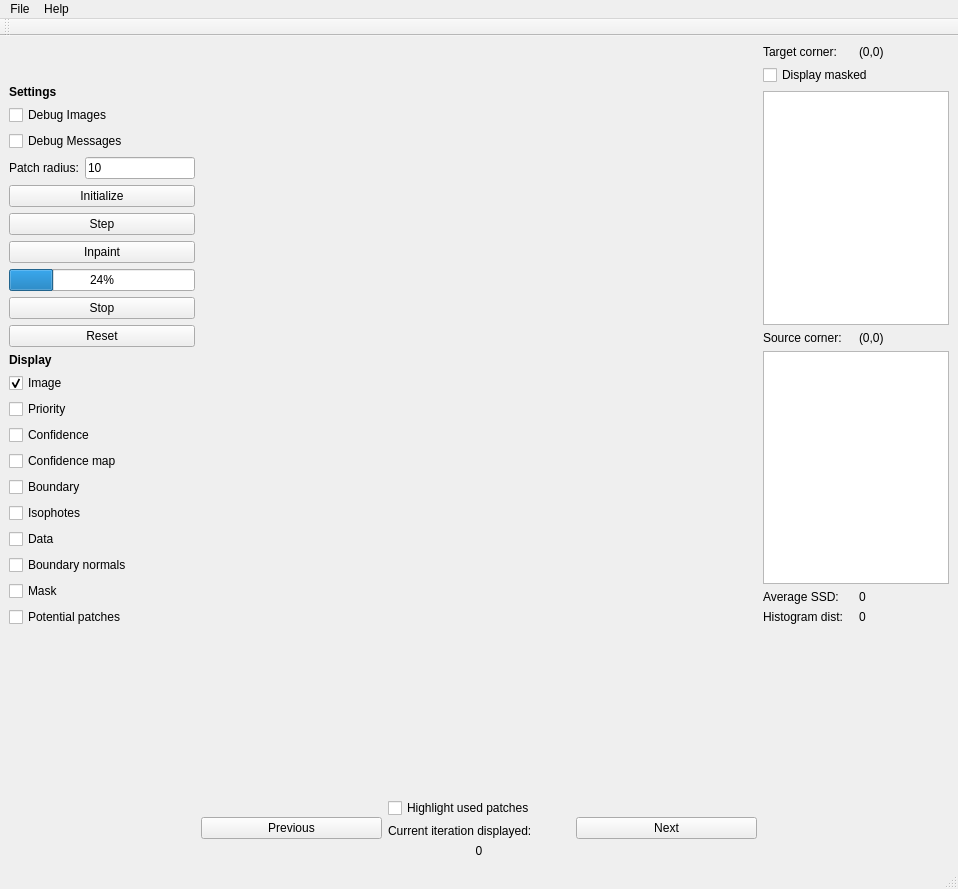
Qt form CriminisiInpainting.ui (daviddoria/PatchBasedInpainting) before a commit.
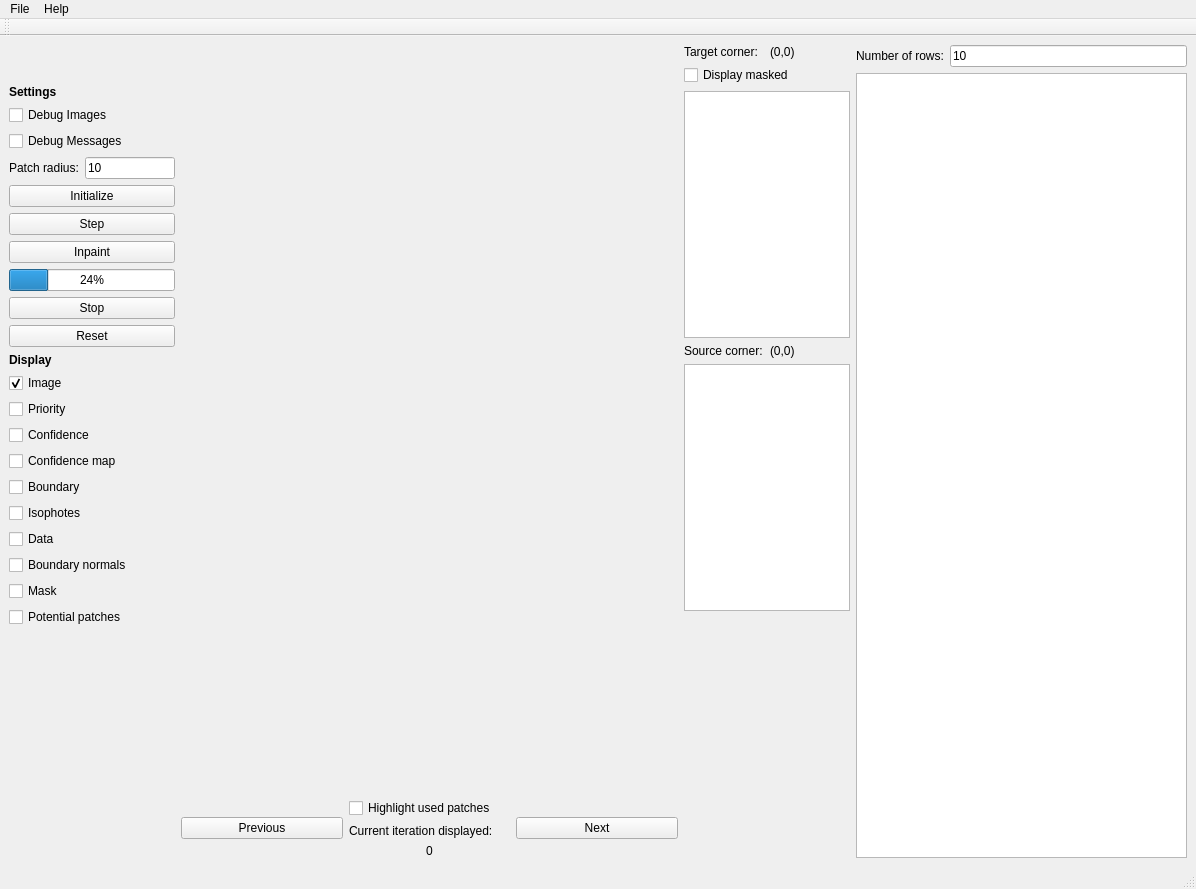
The same form after that commit. Custom widgets are drawn as their Qt base class.

```diff
--- a/CriminisiInpainting.ui
+++ b/CriminisiInpainting.ui
@@ -6,7 +6,7 @@
    <rect>
     <x>0</x>
     <y>0</y>
-    <width>958</width>
+    <width>1196</width>
     <height>889</height>
    </rect>
   </property>
@@ -16,7 +16,7 @@
   <widget class="QWidget" name="centralwidget">
    <layout class="QGridLayout" name="gridLayout">
     <item row="0" column="0">
-     <layout class="QHBoxLayout" name="horizontalLayout" stretch="1,3,1">
+     <layout class="QHBoxLayout" name="horizontalLayout" stretch="1,3,1,2">
       <item>
        <layout class="QVBoxLayout" name="verticalLayout" stretch="0,0">
         <item>
@@ -362,53 +362,46 @@
          </widget>
         </item>
         <item>
+         <spacer name="verticalSpacer">
+          <property name="orientation">
+           <enum>Qt::Vertical</enum>
+          </property>
+          <property name="sizeHint" stdset="0">
+           <size>
+            <width>20</width>
+            <height>40</height>
+           </size>
+          </property>
+         </spacer>
+        </item>
+       </layout>
+      </item>
+      <item>
+       <layout class="QVBoxLayout" name="verticalLayout_7">
+        <item>
          <layout class="QHBoxLayout" name="horizontalLayout_6">
           <item>
            <widget class="QLabel" name="label_5">
             <property name="text">
-             <string>Average SSD:</string>
+             <string>Number of rows:</string>
             </property>
            </widget>
           </item>
           <item>
-           <widget class="QLabel" name="lblAverageSSD">
+           <widget class="QLineEdit" name="txtNumberOfRows">
             <property name="text">
-             <string>0</string>
+             <string>10</string>
             </property>
            </widget>
           </item>
          </layout>
         </item>
         <item>
-         <layout class="QHBoxLayout" name="horizontalLayout_7">
-          <item>
-           <widget class="QLabel" name="label_8">
-            <property name="text">
-             <string>Histogram dist:</string>
-            </property>
-           </widget>
-          </item>
-          <item>
-           <widget class="QLabel" name="lblHistogramDistance">
-            <property name="text">
-             <string>0</string>
-            </property>
-           </widget>
-          </item>
-         </layout>
-        </item>
-        <item>
-         <spacer name="verticalSpacer">
-          <property name="orientation">
-           <enum>Qt::Vertical</enum>
+         <widget class="QTableWidget" name="tableWidget">
+          <property name="sortingEnabled">
+           <bool>true</bool>
           </property>
-          <property name="sizeHint" stdset="0">
-           <size>
-            <width>20</width>
-            <height>40</height>
-           </size>
-          </property>
-         </spacer>
+         </widget>
         </item>
        </layout>
       </item>
@@ -421,7 +414,7 @@
     <rect>
      <x>0</x>
      <y>0</y>
-     <width>958</width>
+     <width>1196</width>
      <height>33</height>
     </rect>
    </property>
```
